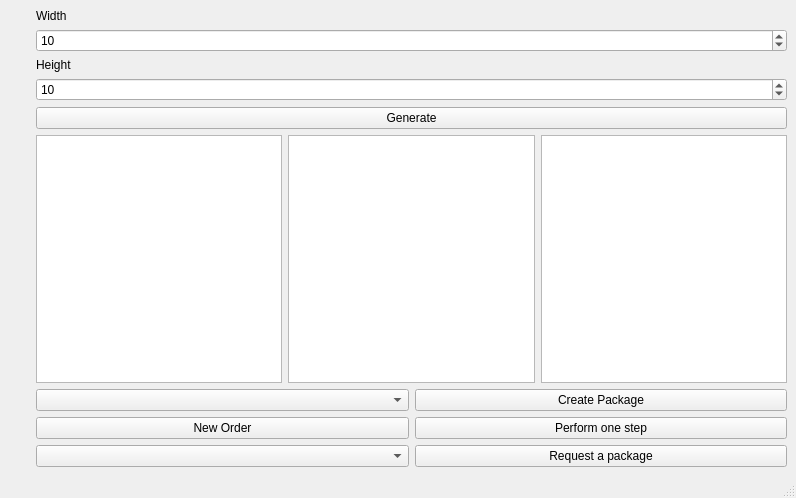
fairynoxx/warehouse, file amazon/mainwindow.ui: the form before one commit.
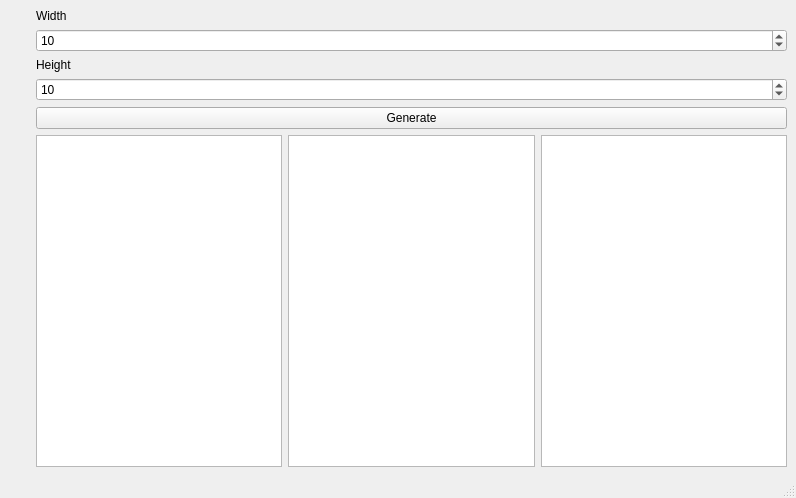
The form after the commit.

Commit message: updating logging, packages status, cleaning up

What changed in the file:
```diff
--- a/amazon/mainwindow.ui
+++ b/amazon/mainwindow.ui
@@ -73,48 +73,6 @@
           </item>
          </layout>
         </item>
-        <item>
-         <layout class="QGridLayout" name="gridLayout_2">
-          <item row="1" column="1">
-           <widget class="QPushButton" name="buttonTakePackage">
-            <property name="text">
-             <string>Perform one step</string>
-            </property>
-           </widget>
-          </item>
-          <item row="0" column="0">
-           <widget class="QComboBox" name="comboBoxPackageType"/>
-          </item>
-          <item row="0" column="1">
-           <widget class="QPushButton" name="pushButtonCreatePackage">
-            <property name="text">
-             <string>Create Package</string>
-            </property>
-           </widget>
-          </item>
-          <item row="2" column="0">
-           <widget class="QComboBox" name="comboBoxAvailablePackages">
-            <property name="sizeAdjustPolicy">
-             <enum>QComboBox::AdjustToContents</enum>
-            </property>
-           </widget>
-          </item>
-          <item row="1" column="0">
-           <widget class="QPushButton" name="pushButtonNewOrder">
-            <property name="text">
-             <string>New Order</string>
-            </property>
-           </widget>
-          </item>
-          <item row="2" column="1">
-           <widget class="QPushButton" name="pushButtonRequestPackage">
-            <property name="text">
-             <string>Request a package</string>
-            </property>
-           </widget>
-          </item>
-         </layout>
-        </item>
        </layout>
       </item>
      </layout>
```
The commit also changes 14 other files.
